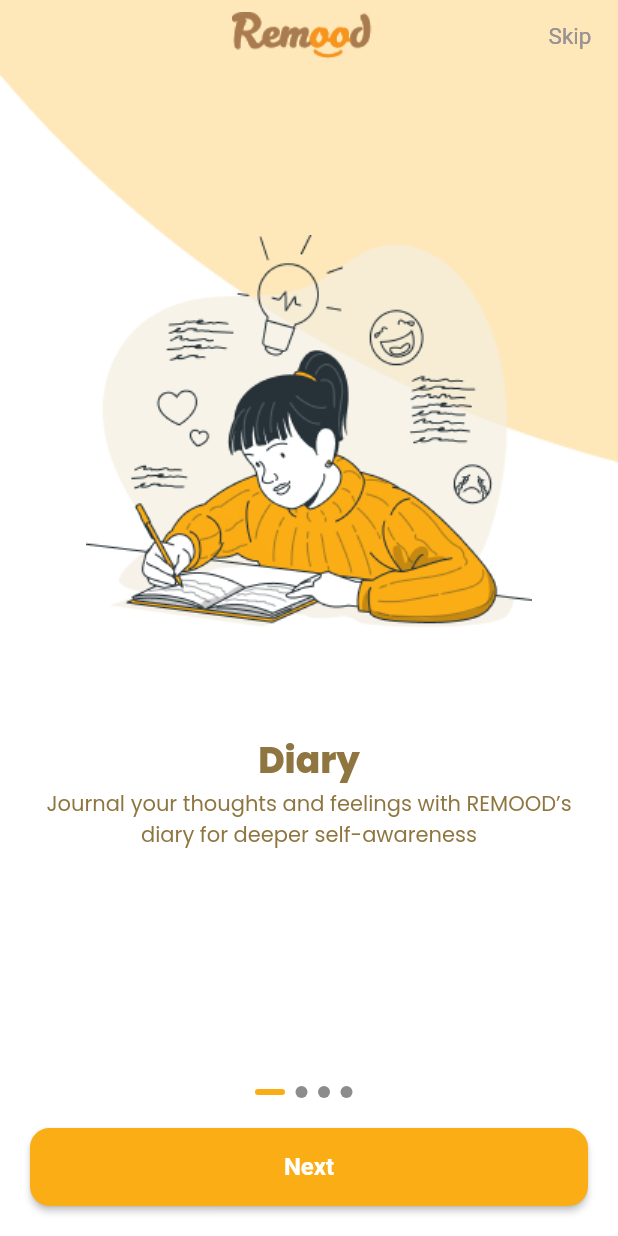
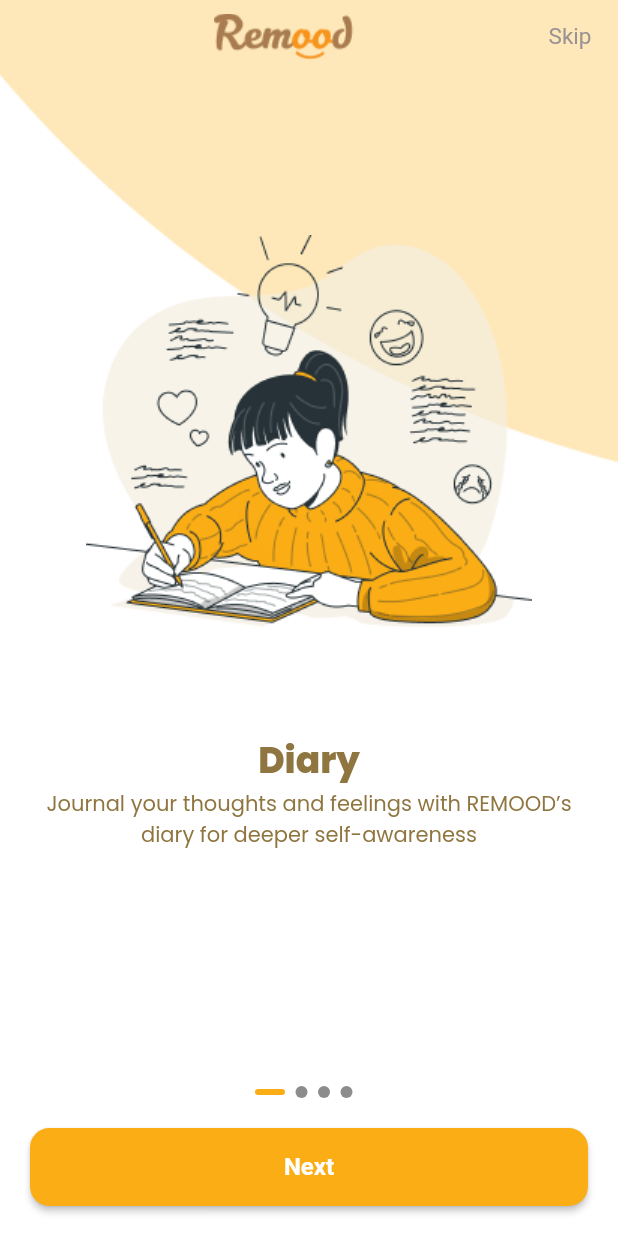
Before and after one commit to k1enttt/remood, a Flutter app: the screen it shows after launch, on a phone screen of 412 x 824 dp. Run offline on Flutter 3.47's test engine with Material 2 defaults, Android fonts, the phone set to English and light mode, and no system bars; our stand-ins replace get, google_fonts.

Commit message:
Add logo into action bar

```diff
--- a/lib/app/core/values/assets_images.dart
+++ b/lib/app/core/values/assets_images.dart
@@ -19,7 +19,7 @@ class Assets {
   static const String language = 'assets/icons/language.png';
 
   // Images
-  static const String logo = 'assets/images/logo.png';
+  static const String logo = 'assets/images/logo-text.png';
   static const String onboardingBackground = 'assets/images/onboarding_bg.jpg';
   static const String onboardingBackground1 =
       'assets/images/onboarding_bg1.jpg';
--- a/lib/app/modules/onboarding/screens/onboarding_screen.dart
+++ b/lib/app/modules/onboarding/screens/onboarding_screen.dart
@@ -12,7 +12,6 @@ class OnboardingScreen extends StatelessWidget {
 
   @override
   Widget build(BuildContext context) {
-    final controller = Get.find<OnboardingController>();
     final pageController = Get.put(PageController());
 
     return Scaffold(
@@ -48,11 +47,10 @@ class OnboardingScreen extends StatelessWidget {
                     GetBuilder<OnboardingController>(
                       builder: (controller) {
                         return ActionBar(
-                          pageIndex: controller.pageIndex,
-                        );
+                            pageIndex: controller.pageIndex,
+                            controler: controller);
                       },
                     ),
-                    ActionBar(pageIndex: controller.pageIndex),
                   ],
                 ),
               ),
@@ -71,13 +69,14 @@ class OnboardingScreen extends StatelessWidget {
                   );
                 },
               ),
-
               const SizedBox(height: 20.0),
 
               //Onboarding button
               GetBuilder<OnboardingController>(
                 builder: (controller) {
-                  return OnboardingButton(pageIndex: controller.pageIndex);
+                  return OnboardingButton(
+                      pageIndex: controller.pageIndex,
+                      content: controller.contents);
                 },
               ),
               const SizedBox(height: 20.0)
--- a/lib/app/modules/onboarding/widgets/action_bar.dart
+++ b/lib/app/modules/onboarding/widgets/action_bar.dart
@@ -10,8 +10,10 @@ class ActionBar extends StatefulWidget {
   const ActionBar({
     Key? key,
     required this.pageIndex,
+    required this.controler,
   }) : super(key: key);
   final RxInt pageIndex;
+  final OnboardingController controler;
 
   @override
   State<ActionBar> createState() => _ActionBarState();
@@ -25,10 +27,7 @@ class _ActionBarState extends State<ActionBar> {
   Widget build(BuildContext context) {
     return Container(
       color: Colors.transparent,
-      child: Stack(
-        children: [
-          Obx(
-            () => Row(
+      child: Obx(() => Row(
             mainAxisSize: MainAxisSize.max,
             mainAxisAlignment: MainAxisAlignment.spaceBetween,
             crossAxisAlignment: CrossAxisAlignment.center,
@@ -40,7 +39,16 @@ class _ActionBarState extends State<ActionBar> {
                         onboardingController.previousScreen(pageController);
                       },
                       icon: Image.asset(Assets.arrowBack))
-                    : const SizedBox(),
+                  : const SizedBox(
+                      width: 40,
+                      height: 40,
+                    ),
+
+              // Logo
+              Padding(
+                padding: const EdgeInsets.only(top: 8.0),
+                child: Image.asset(Assets.logo),
+              ),
 
               // Skip button
               TextButton(
@@ -50,22 +58,9 @@ class _ActionBarState extends State<ActionBar> {
                 child: Text("Skip",
                     style: CustomTextStyle.textButton(
                         AppColors.onboardingSkipButton)),
-                ),
+              )
             ],
-            ),
-          ),
-          // Logo
-          Row(
-            mainAxisAlignment: MainAxisAlignment.center,
-            children: [
-              Padding(
-                padding: const EdgeInsets.only(top: 8.0),
-                child: Image.asset(Assets.logo),
-              ),
-            ],
-          ),
-        ],
-      ),
+          )),
     );
   }
 }
--- a/lib/app/modules/onboarding/widgets/intro_button.dart
+++ b/lib/app/modules/onboarding/widgets/intro_button.dart
@@ -8,19 +8,20 @@ class OnboardingButton extends StatefulWidget {
   const OnboardingButton({
     Key? key,
     required this.pageIndex,
+    required this.content,
   }) : super(key: key);
   final RxInt pageIndex;
+  final List<Onboarding> content;
 
   @override
   State<OnboardingButton> createState() => _OnboardingButtonState();
 }
 
 class _OnboardingButtonState extends State<OnboardingButton> {
-  final controller = Get.find<OnboardingController>();
   final pageController = Get.find<PageController>();
 
   void nextScreen() {
-    if (widget.pageIndex == (controller.contents.length - 1).obs) {
+    if (widget.pageIndex == (widget.content.length - 1).obs) {
       Get.offAllNamed(AppRoutes.home);
     }
     pageController.nextPage(
@@ -44,7 +45,7 @@ class _OnboardingButtonState extends State<OnboardingButton> {
         ),
         child: Obx(
           () => Text(
-            widget.pageIndex == (controller.contents.length - 1).obs
+            widget.pageIndex == (widget.content.length - 1).obs
                 ? "Continue"
                 : "Next",
             style: const TextStyle(fontWeight: FontWeight.bold, fontSize: 16.0),
--- a/lib/app/modules/setting/screens/manage_topics_screen.dart
+++ b/lib/app/modules/setting/screens/manage_topics_screen.dart
@@ -1,4 +1,6 @@
 import 'package:flutter/material.dart';
+import 'package:flutter/src/widgets/container.dart';
+import 'package:flutter/src/widgets/framework.dart';
 import 'package:remood/app/core/values/app_colors.dart';
 import 'package:remood/app/modules/setting/widgets/stack_setting_appbar.dart';
 
--- a/lib/app/modules/setting/screens/notification_screen.dart
+++ b/lib/app/modules/setting/screens/notification_screen.dart
@@ -15,6 +15,9 @@ class NotificationScreen extends StatelessWidget {
   @override
   Widget build(BuildContext context) {
     final controller = Get.put(SettingController());
+
+    int hour = 21;
+    int minute = 30;
 
     return Scaffold(
       backgroundColor: AppColors.backgroundPage,
@@ -110,12 +113,11 @@ class NotificationScreen extends StatelessWidget {
                         color: AppColors.settingNotificationClockBg,
                         borderRadius: BorderRadius.circular(10),
                       ),
-                      child: Obx(() => Text(
-                            "${controller.getHour} : ${controller.getMin}",
-                            style:
-                                CustomTextStyle.normalText(AppColors.mainColor)
-                                    .copyWith(fontSize: 16),
-                          )),
+                      child: Text(
+                        "$hour : $minute",
+                        style: CustomTextStyle.normalText(AppColors.mainColor)
+                            .copyWith(fontSize: 16),
+                      ),
                     ),
                   ),
                 ],
--- a/lib/app/modules/setting/screens/privacy_screen.dart
+++ b/lib/app/modules/setting/screens/privacy_screen.dart
@@ -1,4 +1,6 @@
 import 'package:flutter/material.dart';
+import 'package:flutter/src/widgets/container.dart';
+import 'package:flutter/src/widgets/framework.dart';
 import 'package:remood/app/core/values/app_colors.dart';
 import 'package:remood/app/core/values/text_style.dart';
 import 'package:remood/app/modules/setting/widgets/stack_setting_appbar.dart';
--- a/lib/app/modules/setting/screens/security_screen.dart
+++ b/lib/app/modules/setting/screens/security_screen.dart
@@ -1,4 +1,6 @@
 import 'package:flutter/material.dart';
+import 'package:flutter/src/widgets/container.dart';
+import 'package:flutter/src/widgets/framework.dart';
 import 'package:remood/app/core/values/app_colors.dart';
 import 'package:remood/app/modules/setting/widgets/stack_setting_appbar.dart';
 
--- a/lib/app/modules/setting/setting_controller.dart
+++ b/lib/app/modules/setting/setting_controller.dart
@@ -68,12 +68,6 @@ class SettingController extends GetxController {
   late RxInt minute = 0.obs;
   late RxInt ampm = 0.obs;
 
-  // Get hour
-  String get getHour => hour.value < 10 ? '0$hour' : '$hour';
-
-  // Get minute
-  String get getMin => minute.value < 10 ? '0$minute' : '$minute';
-
   // Turn on/off the reminder
   void switchOnChange() {
     actived(!actived.value);
--- a/lib/app/routes/app_pages.dart
+++ b/lib/app/routes/app_pages.dart
@@ -27,7 +27,7 @@ abstract class AppPages {
     GetPage(
       name: AppRoutes.onboarding,
       page: () => const OnboardingScreen(),
-      bindings: [OnboardingBinding(), SettingBinding()],
+      binding: OnboardingBinding(),
     ),
     GetPage(
       name: AppRoutes.report,
--- a/lib/main.dart
+++ b/lib/main.dart
@@ -1,7 +1,6 @@
 import 'package:flutter/material.dart';
 import 'package:get/get.dart';
 import 'package:intl/date_symbol_data_local.dart';
-import 'package:remood/app/modules/setting/setting_binding.dart';
 import '/app/core/values/app_strings.dart';
 import '/app/data/services/localization_service.dart';
 import '/app/routes/app_pages.dart';
@@ -20,7 +19,6 @@ class MyApp extends StatelessWidget {
   @override
   Widget build(BuildContext context) {
     return GetMaterialApp(
-      initialBinding: SettingBinding(),
       title: AppStrings.appName,
       initialRoute: AppRoutes.onboarding,
       locale: LocalizationService.locale,
```
Also changed, not shown: assets/images/logo-text.png (added). Lines whose indentation alone changed are shown as unchanged.
